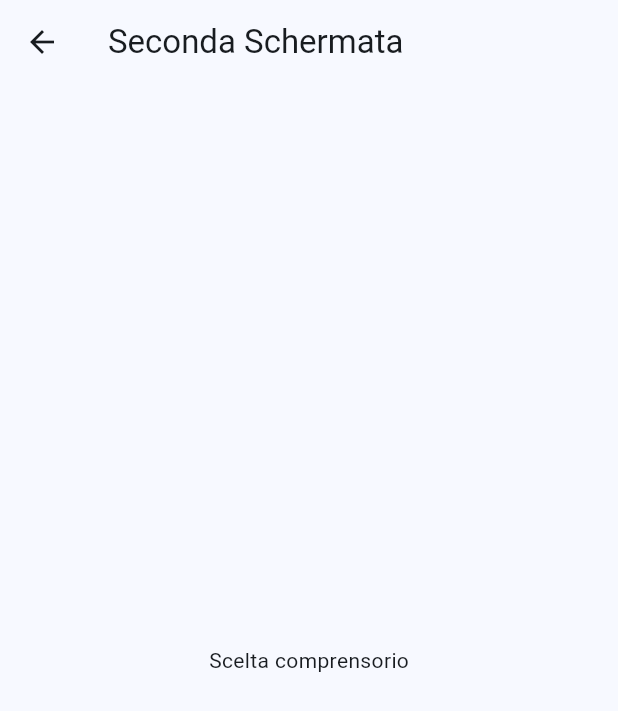
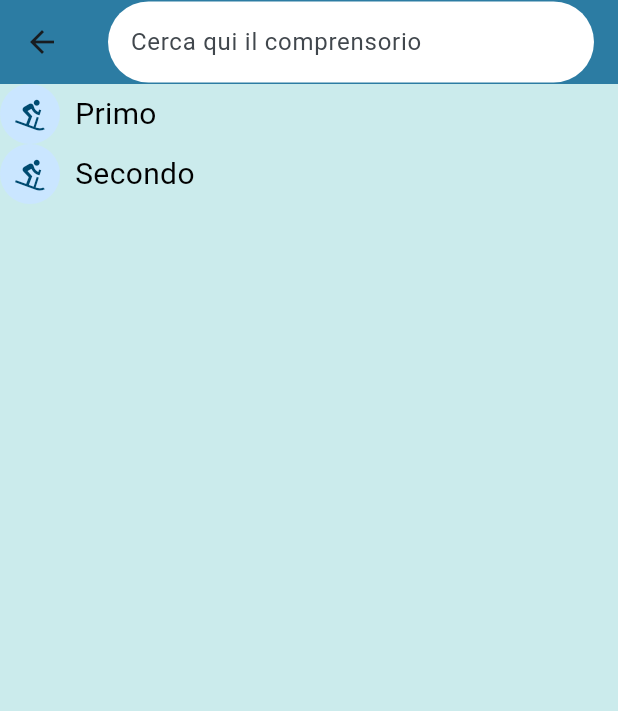
Before and after one commit to omarnaja1/fluttermobile, a Flutter app: the screen it shows after launch, item 2 of the bottom bar chosen, after a tap on the "change circle" icon, on a phone screen of 412 x 824 dp. Shown: the top 711 px of the screen. Run offline on Flutter 3.47's test engine with Material 2 defaults, Android fonts, the phone set to English and light mode, and no system bars; our stand-ins replace flutter_map, geolocator, latlong2.

Commit message:
Base per elenco comprensori

```diff
--- a/SkiTracker/lib/info_piste.dart
+++ b/SkiTracker/lib/info_piste.dart
@@ -32,7 +32,8 @@ class _InfoPisteState extends State<InfoPiste> {
           onPressed: () {
             Navigator.push(
               context,
-              MaterialPageRoute(builder: (context) => SceltaComprensorio()),
+              MaterialPageRoute(builder: (context) =>
+                  SceltaComprensorio(title: 'Scegli Comprensorio',)),
             );
           },
           child: const Icon(Icons.change_circle, color: Colors.white),
--- a/SkiTracker/lib/scelta_comprensorio.dart
+++ b/SkiTracker/lib/scelta_comprensorio.dart
@@ -1,21 +1,99 @@
 import 'package:flutter/material.dart';
 
 class SceltaComprensorio extends StatefulWidget{
-  const SceltaComprensorio({super.key});
+  const SceltaComprensorio({super.key, required this.title});
+  final String title;
   @override
   State<SceltaComprensorio> createState() => _SceltaComprensorioState();
 }
 
 class _SceltaComprensorioState extends State<SceltaComprensorio> {
+  final Color titleColor = Colors.white;
+
+  TextEditingController _textEditingController = TextEditingController();
+
+  //Scrivo qui l'elenco di comprensori
+
+  List<String> comprensori = [
+    'Primo',
+    'Secondo',
+  ];
+
+  // Lista che si aggiorna dopo la ricerca
+
+  List<String> comprensoriOnSearch = [];
+
   @override
   Widget build(BuildContext context) {
     return Scaffold(
+      backgroundColor: Color.fromRGBO(203, 235, 236, 1.0),
       appBar: AppBar(
-        title: Text('Seconda Schermata'),
+        title: Container(
+          decoration: BoxDecoration(
+            color: Colors.white,
+            borderRadius: BorderRadius.circular(30),
+          ),
+          child: TextField(
+           onChanged: (value) {
+             setState(() {
+               comprensoriOnSearch = comprensori.where((element) => element.toLowerCase().contains(value.toLowerCase())).toList();
+
+             });
+           },
+          controller: _textEditingController,
+          decoration: InputDecoration(
+            border: InputBorder.none,
+            errorBorder: InputBorder.none,
+            enabledBorder: InputBorder.none,
+            focusedBorder: InputBorder.none,
+            contentPadding: EdgeInsets.all(15),
+            hintText: 'Cerca qui il comprensorio',
+
+           ),
+          ),
+        ),
+
+        backgroundColor: Color.fromRGBO(44, 124, 163, 1.0),
       ),
-      body: Center(
-        child: Text('Scelta comprensorio'),
-      ),
+      body: _textEditingController!.text.isNotEmpty && comprensoriOnSearch.isEmpty
+          ? Center(
+          child: Column(
+            mainAxisAlignment: MainAxisAlignment.center,
+            children: [
+              Icon(
+                Icons.search_off,
+                size: 60,
+                color: Colors.red,
+              ),
+              Text('Nessun comprensorio trovato',
+                style: TextStyle(
+                  fontSize: 25,
+                  fontWeight: FontWeight.bold,
+                ),
+              ),
+
+            ],
+          )
+      )
+          : ListView.builder(
+        itemCount: _textEditingController!.text.isNotEmpty ? comprensoriOnSearch.length : comprensori.length,
+          itemBuilder: (context, index){
+            return Row(children: [
+              CircleAvatar(child: Icon(Icons.downhill_skiing_outlined),
+              ),
+              SizedBox(
+                width: 10,),
+              Text(
+                _textEditingController!.text.isNotEmpty ? comprensoriOnSearch[index] : comprensori[index],
+                style: TextStyle(
+                fontSize: 20,
+                color: Colors.black,
+              ),
+              ),
+            ],
+            );
+          }),
+
     );
   }
 }
```
